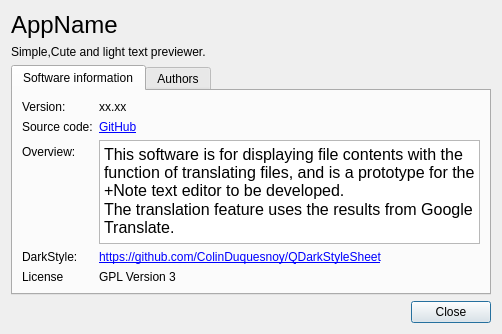
Before: the Qt Designer form aboutdialog.ui in enjoysoftware/cute-light-text-previewer, drawn with Qt 5.
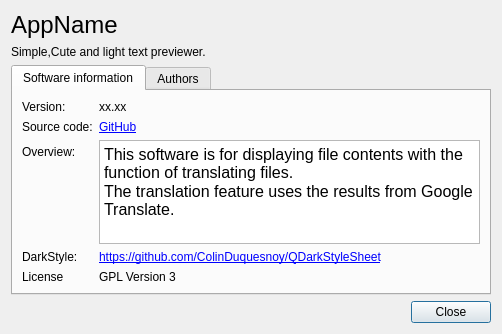
After: the same form once the commit is applied.

Diff of the .ui file:
```diff
--- a/aboutdialog.ui
+++ b/aboutdialog.ui
@@ -98,7 +98,7 @@
 &lt;html&gt;&lt;head&gt;&lt;meta name=&quot;qrichtext&quot; content=&quot;1&quot; /&gt;&lt;style type=&quot;text/css&quot;&gt;
 p, li { white-space: pre-wrap; }
 &lt;/style&gt;&lt;/head&gt;&lt;body style=&quot; font-family:'Ubuntu'; font-size:11pt; font-weight:400; font-style:normal;&quot;&gt;
-&lt;p style=&quot; margin-top:0px; margin-bottom:0px; margin-left:0px; margin-right:0px; -qt-block-indent:0; text-indent:0px;&quot;&gt;&lt;span style=&quot; font-size:12pt;&quot;&gt;This software is for displaying file contents with the function of translating files, and is a prototype for the +Note text editor to be developed.&lt;/span&gt;&lt;/p&gt;
+&lt;p style=&quot; margin-top:0px; margin-bottom:0px; margin-left:0px; margin-right:0px; -qt-block-indent:0; text-indent:0px;&quot;&gt;&lt;span style=&quot; font-size:12pt;&quot;&gt;This software is for displaying file contents with the function of translating files.&lt;/span&gt;&lt;/p&gt;
 &lt;p style=&quot; margin-top:0px; margin-bottom:0px; margin-left:0px; margin-right:0px; -qt-block-indent:0; text-indent:0px;&quot;&gt;&lt;span style=&quot; font-size:12pt;&quot;&gt;The translation feature uses the results from Google Translate.&lt;/span&gt;&lt;/p&gt;&lt;/body&gt;&lt;/html&gt;</string>
            </property>
            <property name="openExternalLinks">
```
